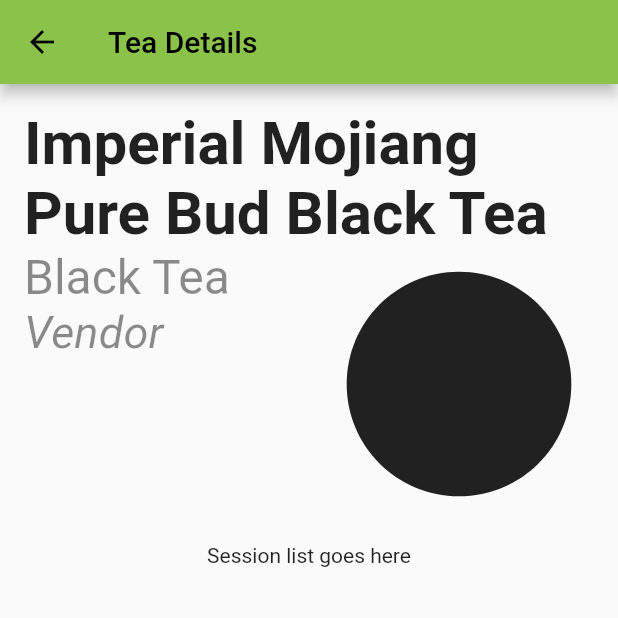
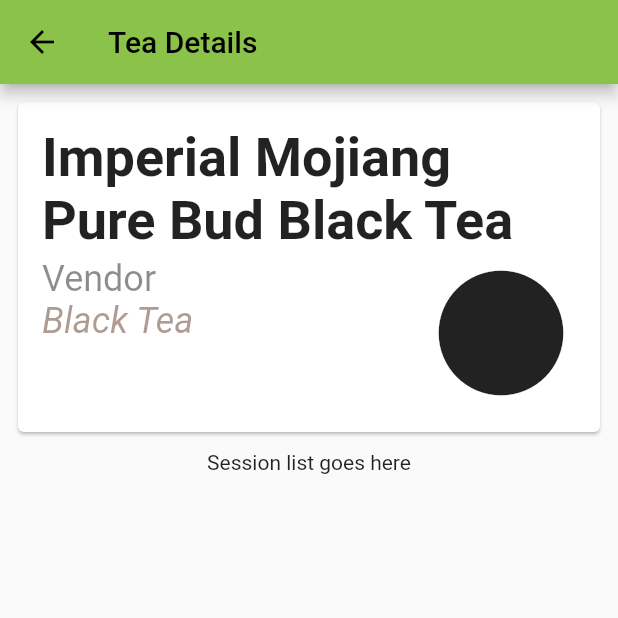
Before and after one commit to jketterer/leaf-log, a Flutter app: the screen it shows after launch, after a tap on "Imperial Mojiang Pure Bud Black Tea", on a phone screen of 412 x 824 dp, the top half of it. Run offline on Flutter 3.47's test engine with Material 2 defaults, Android fonts, the phone set to English and light mode, and no system bars; our stand-ins replace audioplayers, dynamic_theme, flutter_local_notifications, font_awesome_flutter, shared_preferences, sqflite; missing offline and left inert: flutter_picker, flutter_sidekick, preferences, screen; accounts and stored records are empty.

Commit message:
Clean up TeaDetailsHeader font sizes

```diff
--- a/lib/ui/widgets/tea_details_header.dart
+++ b/lib/ui/widgets/tea_details_header.dart
@@ -4,35 +4,39 @@ import 'package:leaf_log/models/tea.dart';
 class TeaDetailsHeader extends StatelessWidget {
   final Tea tea;
 
-  const TeaDetailsHeader({Key? key, required this.tea}) : super(key: key);
+  TeaDetailsHeader({Key? key, required this.tea}) : super(key: key);
 
   final nameStyle = const TextStyle(
-    fontSize: 40,
+    fontSize: 36,
     fontWeight: FontWeight.bold,
   );
 
-  final typeStyle = const TextStyle(
+  final vendorStyle = const TextStyle(
+    fontSize: 24,
     color: Colors.black45,
-    fontSize: 32,
-  );
-
-  final vendorStyle = const TextStyle(
-    fontSize: 30,
-    color: Colors.black45,
-    fontStyle: FontStyle.italic,
   );
 
   @override
   Widget build(BuildContext context) {
-    return ConstrainedBox(
+    TextStyle typeStyle = TextStyle(
+      color: tea.type.color.withAlpha(150),
+      fontSize: 24,
+      fontStyle: FontStyle.italic,
+    );
+
+    return Padding(
+      padding: const EdgeInsets.all(8.0),
+      child: Card(
+        child: ConstrainedBox(
           constraints: BoxConstraints(
-        minHeight: 260,
+            minHeight: 220,
             maxHeight: 400
           ),
           child: Padding(
             padding: const EdgeInsets.all(16.0),
             child: Column(
               mainAxisSize: MainAxisSize.min,
+              mainAxisAlignment: MainAxisAlignment.spaceBetween,
               crossAxisAlignment: CrossAxisAlignment.start,
               children: [
                 Text(tea.name, style: nameStyle,),
@@ -43,16 +47,18 @@ class TeaDetailsHeader extends StatelessWidget {
                     Column(
                       crossAxisAlignment: CrossAxisAlignment.start,
                       children: [
+                        Text(tea.vendor.name, style: vendorStyle,),
                         Text("${tea.type.name} Tea", style: typeStyle,),
-                    Text(tea.vendor.name, style: vendorStyle,),
                       ],
                     ),
-                Icon(Icons.circle, size: 180,),
+                    Icon(Icons.circle, size: 100,),
                   ],
                 )
               ],
             ),
           ),
+        ),
+      ),
     );
   }
 }
```
Lines whose indentation alone changed are shown as unchanged.
